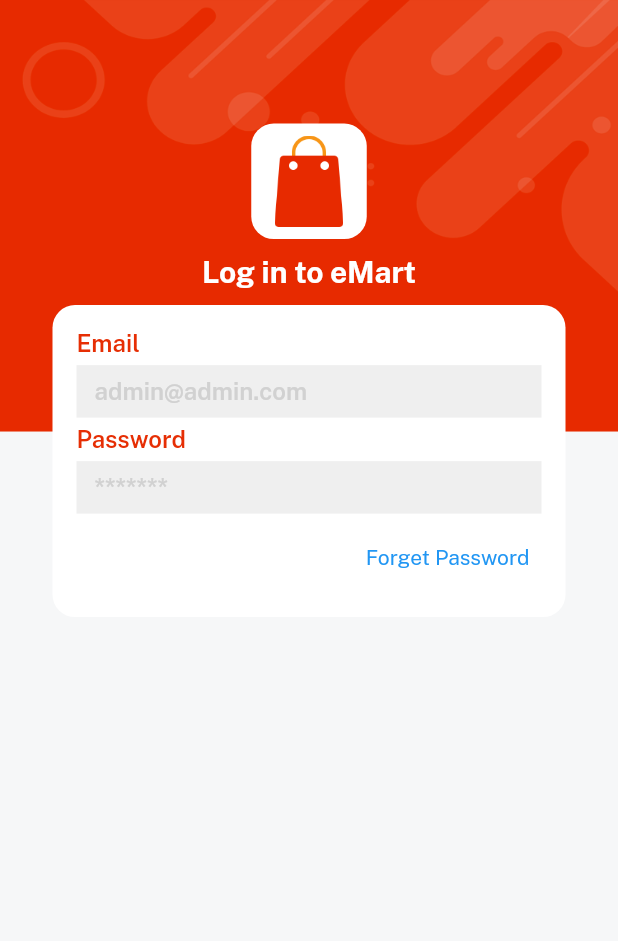
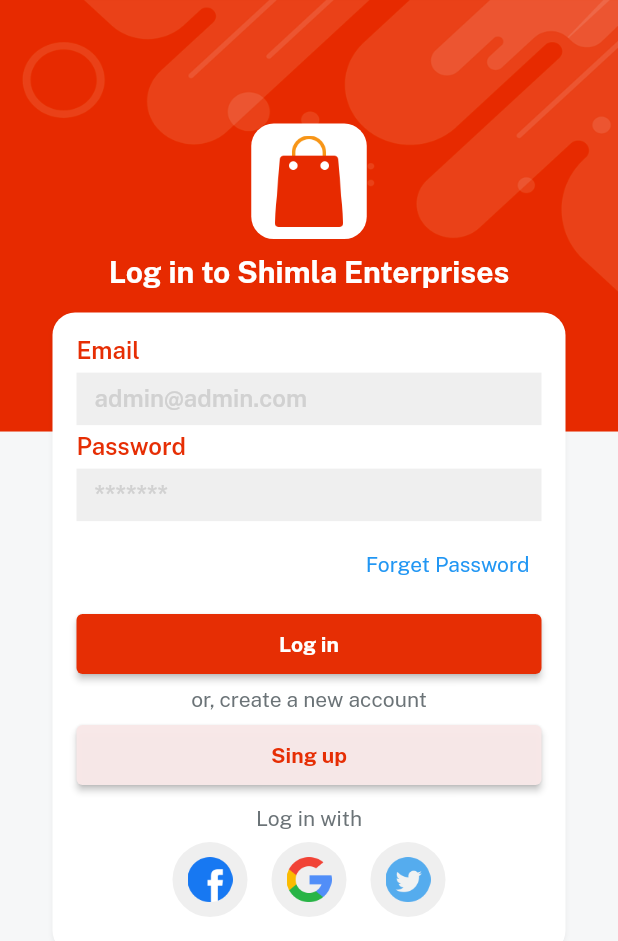
Before and after one commit to Shyamprasad07/E-Commerce, a Flutter app: the screen it shows after launch, on a phone screen of 412 x 824 dp. Shown: the top 941 px of the screen. Run offline on Flutter 3.47's test engine with Material 2 defaults, Android fonts, the phone set to English and light mode, and no system bars; our stand-ins replace firebase_core, get, velocity_x; accounts and stored records are empty.

Commit message:
loginpage and singup page  Ui is completed

```diff
--- a/lib/auth_screen/login_screen.dart
+++ b/lib/auth_screen/login_screen.dart
@@ -1,7 +1,11 @@
+import 'package:emart_app/auth_screen/singup_screen.dart';
 import 'package:emart_app/consts/consts.dart';
+import 'package:emart_app/consts/lists.dart';
 import 'package:emart_app/widgets_common/applogo_widget.dart';
 import 'package:emart_app/widgets_common/bg_widget.dart';
 import 'package:emart_app/widgets_common/custum_textfield.dart';
+import 'package:emart_app/widgets_common/our_button.dart';
+import 'package:get/get.dart';
 
 class LoginScreen extends StatelessWidget {
   const LoginScreen({super.key});
@@ -10,6 +14,7 @@ class LoginScreen extends StatelessWidget {
   Widget build(BuildContext context) {
     return bgWidget(
         child: Scaffold(
+          resizeToAvoidBottomInset: false,
       body: Center(
         child: Column(
           children: [
@@ -17,16 +22,41 @@ class LoginScreen extends StatelessWidget {
             applogoWidget(),
             10.heightBox,
             "Log in to $appname".text.fontFamily(bold).white.size(20).make(),
-            10.heightBox,
+            15.heightBox,
             Column(
               children: [
                 customTextField(hint: emailHint,title: email),
                 customTextField(hint: passwordHint,title: password),
                 Align(
                   alignment: Alignment.centerRight,
-                  child: TextButton(onPressed: (){}, child: forgetPass.text.make()))
+                  child: TextButton(onPressed: (){}, child: forgetPass.text.make())),
+                  5.heightBox,
+                  // ourButton().box.width(context.screenWidth- 50).make(),
+                  ourButton(color: redColor, title: login, textColor: whiteColor,onPress: (){} ).box.width(context.screenWidth-50).make(),
+                  5.heightBox,
+                  creatNewAccount.text.color(fontGrey).make(),
+                  5.heightBox,
+                  ourButton(color: lightGolden, title: signup, textColor: redColor,onPress: (){
+                    // calling signup Screen
+                    Get.to(()=> const SignupScreen());
+                  } ).box.width(context.screenWidth-50).make(),
+
+                  10.heightBox,
+                  loginWith.text.color(fontGrey).make(),
+                  Row(
+                    mainAxisAlignment: MainAxisAlignment.center,
+                    children: List.generate(3, (index) => Padding(
+                      padding: const EdgeInsets.all(8.0),
+                      child: CircleAvatar(
+                        backgroundColor: lightGrey,
+                        radius: 25,
+                        child: Image.asset(socialIconList[index],width: 30,),
+                      ),
+                    )),
+                  )
+
               ],
-            ).box.white.rounded.padding(EdgeInsets.all(16)).width(context.screenWidth - 70).make(),
+            ).box.white.rounded.padding(const EdgeInsets.all(16)).width(context.screenWidth - 70).shadowSm.make(),
           ],
         ),
       ),
--- a/lib/consts/colors.dart
+++ b/lib/consts/colors.dart
@@ -4,6 +4,7 @@ const Color textfieldGrey = Color.fromRGBO(209, 209, 209, 1);
 const Color fontGrey = Color.fromRGBO(107, 115, 119, 1);
 const Color darkFontGrey = Color.fromRGBO(62, 68, 71, 1);
 const Color whiteColor = Color.fromRGBO(255, 255, 255, 1);
-const Color lightGrey = Color.fromRGBO(239, 239, 239, 1);
+const Color lightGrey = Color.fromARGB(255, 239, 239, 239);
+const Color lightGolden = Color.fromARGB(248, 248, 232, 232);
 const Color redColor = Color.fromRGBO(230, 46, 4, 1);
 const Color golden = Color.fromRGBO(255, 168, 0, 1);
--- /dev/null
+++ b/lib/consts/lists.dart
@@ -0,0 +1,3 @@
+import 'package:emart_app/consts/images.dart';
+
+const socialIconList = [icFacebookLogo, icGoogleLogo, icTwitterLogo];
--- a/lib/consts/strings.dart
+++ b/lib/consts/strings.dart
@@ -1,12 +1,18 @@
-const appname = "eMart";
+const appname = "Shimla Enterprises";
 const appversion = "Version 1.0.0";
-const credits = "@Baaba Devs";
+const credits = "@Shyam Devs";
 const email = "Email" ;
 const emailHint = "admin@admin.com";
 const password = "Password";
 const passwordHint = "*******";
+const retypePassWord = "Retype Password";
+const name ="Name";
+const nameHint ="Sonu Gupta";
 const forgetPass ="Forget Password";
-const login = "Log in";
+const login = " Log in ";
 const signup ="Sing up";
 const creatNewAccount = "or, create a new account";
 const loginWith = "Log in with";
+const privacyPolicy = " Privacy Policy ";
+const termAndCond = " Terms and Condition ";
+const alredyHaveAccount ="Already have an account?";
--- a/lib/views/splash_screen.dart/splash_screen.dart
+++ b/lib/views/splash_screen.dart/splash_screen.dart
@@ -13,7 +13,7 @@ class SplashScreen extends StatefulWidget {
 class _SplashScreenState extends State<SplashScreen> {
   //creating a method to change Screen
   changeScreen(){
-    Future.delayed( Duration(seconds: 2),(){
+    Future.delayed( const Duration(seconds: 2),(){
       // using getx
       Get.to(() => const LoginScreen());
     });
--- a/lib/widgets_common/custum_textfield.dart
+++ b/lib/widgets_common/custum_textfield.dart
@@ -8,7 +8,7 @@ Widget customTextField({String? title,String? hint,controller,}){
       5.heightBox,
       TextFormField(
         decoration: InputDecoration(
-          hintStyle: TextStyle(
+          hintStyle: const TextStyle(
             fontFamily: semibold,
             color: textfieldGrey,
           ),
@@ -17,7 +17,7 @@ Widget customTextField({String? title,String? hint,controller,}){
         fillColor: lightGrey,
         filled: true,
         border: InputBorder.none,
-        focusedBorder: OutlineInputBorder(
+        focusedBorder: const OutlineInputBorder(
           borderSide: BorderSide(color: redColor),
         ),
 
--- /dev/null
+++ b/lib/widgets_common/our_button.dart
@@ -0,0 +1,13 @@
+import 'package:emart_app/consts/consts.dart';
+
+Widget ourButton({onPress, color, textColor, String? title}) {
+  return ElevatedButton(
+    style: ElevatedButton.styleFrom(
+      // ignore: deprecated_member_use
+      primary: color,
+      padding: const EdgeInsets.all(12),
+    ),
+    onPressed: onPress,
+    child: title!.text.color(textColor).fontFamily(bold).make(),
+  );
+}
```
Also changed, not shown: lib/auth_screen/singup_screen.dart (added, +120 -0 lines).
